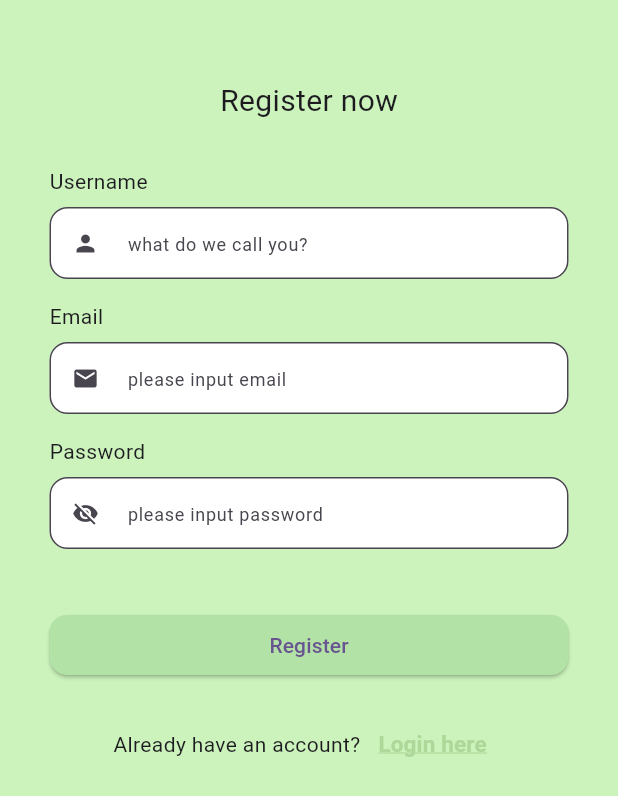
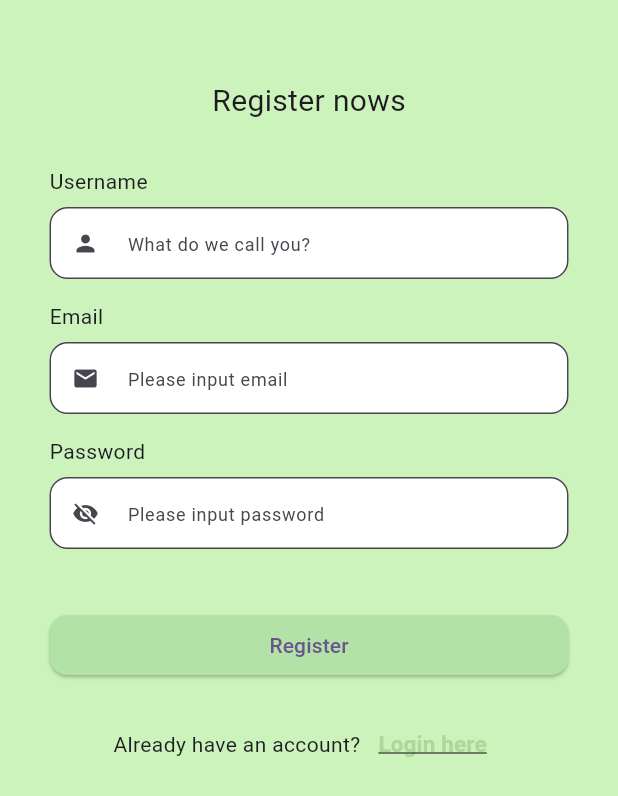
Before and after one commit to andraaae/ppkd_andra, a Flutter app: the screen it shows after launch, on a phone screen of 412 x 824 dp. Shown: the top 796 px of the screen. Run offline on Flutter 3.47's test engine with Material 3 defaults, Android fonts, the light colour scheme and no system bars; our stand-ins replace cloud_firestore, curved_navigation_bar, delightful_toast, firebase_auth, firebase_core, fluttertoast and 2 more; accounts and stored records are empty.

Commit message:
update lagi

```diff
--- /dev/null
+++ b/lib/firebase/models/user_firebase_model.dart
@@ -0,0 +1,41 @@
+import 'dart:convert';
+
+// ignore_for_file: public_member_api_docs, sort_constructors_first
+class UserFirebaseModel {
+  String? uid;
+  String? username;
+  String? email;
+  String? createdAt;
+  String? updateAt;
+  UserFirebaseModel({
+    this.uid,
+    this.username,
+    this.email,
+    this.createdAt,
+    this.updateAt,
+  });
+
+  Map<String, dynamic> toMap() {
+    return <String, dynamic>{
+      'uid': uid,
+      'username': username,
+      'email': email,
+      'createdAt': createdAt,
+      'updateAt': updateAt,
+    };
+  }
+
+  factory UserFirebaseModel.fromMap(Map<String, dynamic> map) {
+    return UserFirebaseModel(
+      uid: map['uid'] != null ? map['uid'] as String : null,
+      username: map['username'] != null ? map['username'] as String : null,
+      email: map['email'] != null ? map['email'] as String : null,
+      createdAt: map['createdAt'] != null ? map['createdAt'] as String : null,
+      updateAt: map['updateAt'] != null ? map['updateAt'] as String : null,
+    );
+  }
+
+  String toJson() => json.encode(toMap());
+
+  factory UserFirebaseModel.fromJson(String source) => UserFirebaseModel.fromMap(json.decode(source) as Map<String, dynamic>);
+}
--- /dev/null
+++ b/lib/firebase/service/firebase.dart
@@ -0,0 +1,55 @@
+import 'package:cloud_firestore/cloud_firestore.dart';
+import 'package:firebase_auth/firebase_auth.dart';
+import 'package:ppkd_andra/firebase/models/user_firebase_model.dart';
+
+class FirebaseService {
+  static final FirebaseAuth auth = FirebaseAuth.instance;
+  static final FirebaseFirestore firestore = FirebaseFirestore.instance;
+
+  static Future<UserFirebaseModel> registerUser({
+    required String email,
+    required String username,
+    required String password,
+  }) async {
+    final cred = await auth.createUserWithEmailAndPassword(
+      email: email,
+      password: password,
+    );
+    final user = cred.user!;
+    final model = UserFirebaseModel(
+      uid: user.uid,
+      email: email,
+      username: username,
+      createdAt: DateTime.now().toIso8601String(),
+      updateAt: DateTime.now().toIso8601String(),
+    );
+    await firestore.collection('user').doc(user.uid).set(model.toMap());
+    return model;
+  }
+
+  static Future<UserFirebaseModel?> loginUser({
+    required String email,
+    required String password,
+  }) async {
+    try {
+      final cred = await auth.signInWithEmailAndPassword(
+        email: email,
+        password: password,
+      );
+      final user = cred.user;
+      if (user == null) return null;
+      final snap = await firestore.collection('users').doc(user.uid).get();
+      if (!snap.exists) return null;
+      return UserFirebaseModel.fromMap({'uid': user.uid, ...snap.data()!});
+    } on FirebaseAuthException catch (e) {
+      if (e.code == 'invalid-credential' ||
+          e.code == 'wrong-password' ||
+          e.code == 'user-not-found') {
+        return null;
+      }
+
+      print('FirebaseAuthException: ${e.code} - ${e.message}');
+      rethrow;
+    }
+  }
+}
--- /dev/null
+++ b/lib/firebase/views/register_screen.dart
@@ -0,0 +1,230 @@
+import 'package:flutter/material.dart';
+import 'package:fluttertoast/fluttertoast.dart';
+import 'package:ppkd_andra/firebase/models/user_firebase_model.dart';
+import 'package:ppkd_andra/firebase/service/firebase.dart';
+import 'package:ppkd_andra/firebase/views/login_screen.dart';
+import 'package:ppkd_andra/login/preference_handler.dart';
+import 'package:ppkd_andra/tugas%2015/views/login_screen.dart';
+
+class RegisterScreenFirebase extends StatefulWidget {
+  const RegisterScreenFirebase({super.key});
+  static const id = "/register_RegisterScreenFirebase";
+
+  @override
+  State<RegisterScreenFirebase> createState() => _RegisterScreenFirebaseState();
+}
+
+class _RegisterScreenFirebaseState extends State<RegisterScreenFirebase> {
+  final formKey = GlobalKey<FormState>();
+  final TextEditingController nameController = TextEditingController();
+  final TextEditingController emailController = TextEditingController();
+  final TextEditingController passwordController = TextEditingController();
+  bool isVisible = false;
+  bool isLoading = false;
+  UserFirebaseModel? user;
+
+  @override
+  Widget build(BuildContext context) {
+    return Scaffold(
+      backgroundColor: Color(0xffCBF3BB),
+      body: Padding(
+        padding: const EdgeInsets.all(8.0),
+        child: SingleChildScrollView(
+          padding: EdgeInsets.all(25),
+          child: Form(
+            key: formKey,
+            child: Column(
+              children: [
+                SizedBox(height: 20),
+                Text('Register nows', style: TextStyle(fontSize: 20)),
+
+                SizedBox(height: 29),
+                // Username
+                Align(alignment: Alignment.centerLeft, child: Text('Username')),
+                SizedBox(height: 7),
+                TextFormField(
+                  controller: nameController,
+                  decoration: InputDecoration(
+                    isDense: true,
+                    hintText: 'What do we call you?',
+                    hintStyle: TextStyle(fontSize: 12),
+                    border: OutlineInputBorder(
+                      borderRadius: BorderRadius.circular(12),
+                    ),
+                    filled: true,
+                    fillColor: Colors.white,
+                    prefixIcon: Icon(Icons.person),
+                  ),
+                  validator: (value) {
+                    if (value == null || value.isEmpty) {
+                      return 'Please enter username';
+                    }
+                    return null;
+                  },
+                ),
+
+                SizedBox(height: 15),
+                // Email
+                Align(alignment: Alignment.centerLeft, child: Text('Email')),
+                SizedBox(height: 7),
+                TextFormField(
+                  controller: emailController,
+                  decoration: InputDecoration(
+                    isDense: true,
+                    hintText: 'Please input email',
+                    hintStyle: TextStyle(fontSize: 12),
+                    border: OutlineInputBorder(
+                      borderRadius: BorderRadius.circular(12),
+                    ),
+                    filled: true,
+                    fillColor: Colors.white,
+                    prefixIcon: Icon(Icons.mail),
+                  ),
+                  validator: (value) {
+                    if (value == null || value.isEmpty) {
+                      return 'Email cannot be empty';
+                    } else if (!value.contains('@')) {
+                      return 'Email is invalid';
+                    } else if (!RegExp(
+                      r"^[a-zA-Z0-9_.+-]+@[a-zA-Z0-9-]+\.[a-zA-Z0-9-.]+$",
+                    ).hasMatch(value)) {
+                      return 'Email format is invalid';
+                    }
+                    return null;
+                  },
+                ),
+
+                SizedBox(height: 15),
+                // Password
+                Align(alignment: Alignment.centerLeft, child: Text('Password')),
+                SizedBox(height: 7),
+                TextFormField(
+                  controller: passwordController,
+                  obscureText: !isVisible,
+                  decoration: InputDecoration(
+                    isDense: true,
+                    hintText: 'Please input password',
+                    hintStyle: TextStyle(fontSize: 12),
+                    border: OutlineInputBorder(
+                      borderRadius: BorderRadius.circular(12),
+                    ),
+                    filled: true,
+                    fillColor: Colors.white,
+                    prefixIcon: IconButton(
+                      onPressed: () {
+                        setState(() {
+                          isVisible = !isVisible;
+                        });
+                      },
+                      icon: Icon(
+                        isVisible ? Icons.visibility : Icons.visibility_off,
+                      ),
+                    ),
+                  ),
+                  validator: (value) {
+                    if (value == null || value.isEmpty) {
+                      return 'Password cannot be empty';
+                    } else if (value.length < 7) {
+                      return 'Minimum password length 7 characters';
+                    }
+                    return null;
+                  },
+                ),
+
+                SizedBox(height: 40),
+                isLoading
+                    ? CircularProgressIndicator()
+                    : SizedBox(
+                        width: double.infinity,
+                        child: ElevatedButton(
+                          style: ElevatedButton.styleFrom(
+                            backgroundColor: Color(0xffB3E2A7),
+                            shape: RoundedRectangleBorder(
+                              borderRadius: BorderRadius.circular(12),
+                            ),
+                          ),
+                          child: Text('Register'),
+                          onPressed: () async {
+                            if (!formKey.currentState!.validate()) {
+                              Fluttertoast.showToast(
+                                msg: "Please fill all fields correctly",
+                              );
+                              return;
+                            }
+
+                            setState(() {
+                              isLoading = true;
+                            });
+
+                            try {
+                              // Mendaftarkan user di Firebase
+                              final result = await FirebaseService.registerUser(
+                                email: emailController.text.trim(),
+                                username: nameController.text.trim(),
+                                password: passwordController.text.trim(),
+                              );
+
+                              setState(() {
+                                user = result;
+                                isLoading = false;
+                              });
+
+                              if (user?.uid != null) {
+                                await PreferenceHandler.saveToken(user!.uid!);
+                              }
+
+                              Fluttertoast.showToast(
+                                msg: "Register successful",
+                              );
+
+                              // Pindah ke LoginScreen setelah selesai
+                              Navigator.pushReplacement(
+                                context,
+                                MaterialPageRoute(
+                                  builder: (context) => LoginScreenFirebase(),
+                                ),
+                              );
+                            } catch (e) {
+                              setState(() {
+                                isLoading = false;
+                              });
+                              Fluttertoast.showToast(msg: e.toString());
+                            }
+                          },
+                        ),
+                      ),
+
+                SizedBox(height: 18),
+                Row(
+                  mainAxisAlignment: MainAxisAlignment.center,
+                  children: [
+                    Text("Already have an account?"),
+                    TextButton(
+                      onPressed: () {
+                        Navigator.pushReplacement(
+                          context,
+                          MaterialPageRoute(
+                            builder: (context) => LoginScreen(),
+                          ),
+                        );
+                      },
+                      child: Text(
+                        "Login here",
+                        style: TextStyle(
+                          decoration: TextDecoration.underline,
+                          fontSize: 15,
+                          fontWeight: FontWeight.bold,
+                          color: Color(0xFFADD899),
+                        ),
+                      ),
+                    ),
+                  ],
+                ),
+              ],
+            ),
+          ),
+        ),
+      ),
+    );
+  }
+}
--- a/lib/main.dart
+++ b/lib/main.dart
@@ -1,10 +1,11 @@
 import 'package:firebase_core/firebase_core.dart';
 import 'package:flutter/material.dart';
 import 'package:intl/date_symbol_data_local.dart';
+import 'package:ppkd_andra/firebase/views/register_screen.dart';
 import 'package:ppkd_andra/firebase_options.dart';
-import 'package:ppkd_andra/tugas%2015/views/register_screen.dart';
 
 void main() async {
+  WidgetsFlutterBinding.ensureInitialized();
   await initializeDateFormatting('id_ID', null);
   await Firebase.initializeApp(options: DefaultFirebaseOptions.currentPlatform);
   runApp(const MyApp());
@@ -38,7 +39,7 @@ class MyApp extends StatelessWidget {
         colorScheme: ColorScheme.fromSeed(seedColor: Colors.deepPurple),
       ),
 
-      home: RegisterScreen(),
+      home: RegisterScreenFirebase(),
     );
   }
 }
--- a/lib/tugas 15/views/edit.dart
+++ b/lib/tugas 15/views/edit.dart
@@ -51,7 +51,7 @@ class _EditProfileScreenState extends State<EditProfileScreen> {
         ),
       );
 
-      Navigator.pushReplacement(context, MaterialPageRoute(builder: (context)=> Profile()));
+      // Navigator.pushReplacement(context, MaterialPageRoute(builder: (context)=> Profile()));
     } catch (e) {
       ScaffoldMessenger.of(
         context,
--- a/pubspec.yaml
+++ b/pubspec.yaml
@@ -32,7 +32,7 @@ dependencies:
   cupertino_icons: ^1.0.8
   curved_navigation_bar: ^1.0.6
   delightful_toast: ^1.1.0
-  firebase_auenvirebase_core: ^4.2.1
+
   firebase_auth: ^6.1.2
   firebase_core: ^4.2.1
   flutter:
```
Also changed, not shown: lib/firebase/views/login_screen.dart (added, +212 -0 lines).
